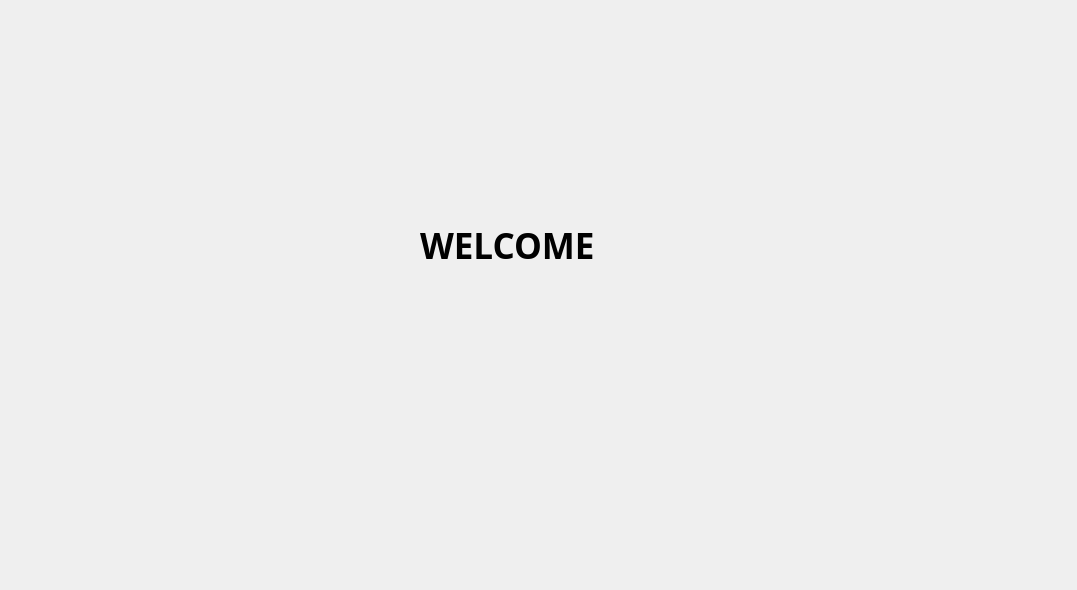
Before: the Qt Designer form welcome.ui in WiddershinsNH/Story-Minder, drawn with Qt 5.
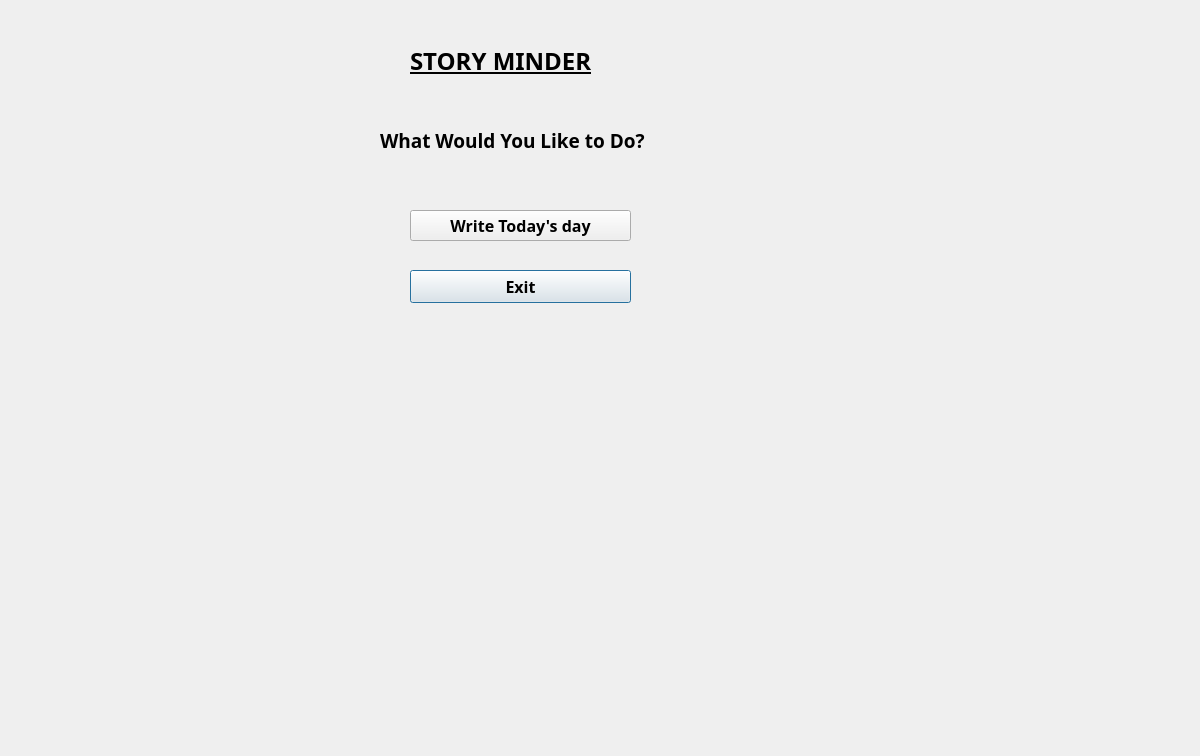
After: the same form once the commit is applied.

Commit message: Aded Welcome,today page

```diff
--- a/welcome.ui
+++ b/welcome.ui
@@ -6,8 +6,8 @@
    <rect>
     <x>0</x>
     <y>0</y>
-    <width>1077</width>
-    <height>590</height>
+    <width>1200</width>
+    <height>756</height>
    </rect>
   </property>
   <property name="windowTitle">
@@ -16,22 +16,86 @@
   <widget class="QLabel" name="label">
    <property name="geometry">
     <rect>
-     <x>420</x>
-     <y>170</y>
-     <width>181</width>
-     <height>151</height>
+     <x>410</x>
+     <y>40</y>
+     <width>211</width>
+     <height>41</height>
     </rect>
    </property>
    <property name="font">
     <font>
+     <family>Bahnschrift SemiBold</family>
+     <pointsize>18</pointsize>
+     <weight>75</weight>
+     <bold>true</bold>
+     <underline>true</underline>
+    </font>
+   </property>
+   <property name="text">
+    <string>STORY MINDER</string>
+   </property>
+  </widget>
+  <widget class="QLabel" name="label_2">
+   <property name="geometry">
+    <rect>
+     <x>380</x>
+     <y>130</y>
+     <width>271</width>
+     <height>21</height>
+    </rect>
+   </property>
+   <property name="font">
+    <font>
      <family>Bahnschrift</family>
-     <pointsize>26</pointsize>
+     <pointsize>14</pointsize>
      <weight>75</weight>
      <bold>true</bold>
     </font>
    </property>
    <property name="text">
-    <string>WELCOME</string>
+    <string>What Would You Like to Do?</string>
+   </property>
+  </widget>
+  <widget class="QPushButton" name="pushButton_2">
+   <property name="geometry">
+    <rect>
+     <x>410</x>
+     <y>270</y>
+     <width>221</width>
+     <height>33</height>
+    </rect>
+   </property>
+   <property name="font">
+    <font>
+     <family>Bahnschrift</family>
+     <pointsize>12</pointsize>
+     <weight>75</weight>
+     <bold>true</bold>
+    </font>
+   </property>
+   <property name="text">
+    <string>Exit</string>
+   </property>
+  </widget>
+  <widget class="QPushButton" name="pushButton">
+   <property name="geometry">
+    <rect>
+     <x>410</x>
+     <y>210</y>
+     <width>221</width>
+     <height>31</height>
+    </rect>
+   </property>
+   <property name="font">
+    <font>
+     <family>Bahnschrift</family>
+     <pointsize>12</pointsize>
+     <weight>75</weight>
+     <bold>true</bold>
+    </font>
+   </property>
+   <property name="text">
+    <string>Write Today's day</string>
    </property>
   </widget>
  </widget>
```
The commit also changes 21 other files.
